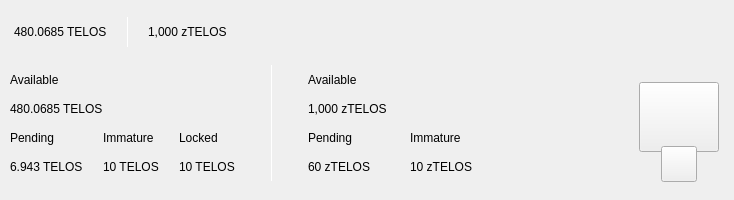
Before: the Qt Designer form src/qt/papara/forms/topbar.ui in phoenixkonsole/papara, drawn with Qt 5.
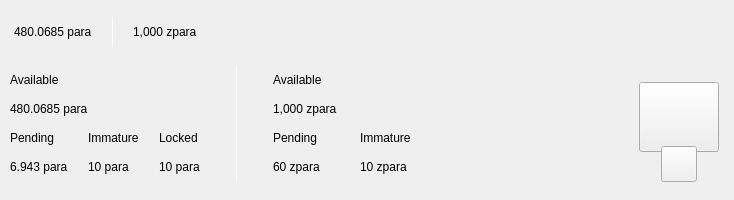
After: the same form once the commit is applied. Custom widgets are drawn as their Qt base class.

Patch:
```diff
--- a/src/qt/papara/forms/topbar.ui
+++ b/src/qt/papara/forms/topbar.ui
@@ -119,7 +119,7 @@
                <string notr="true">padding:0px;margin:0px;</string>
               </property>
               <property name="text">
-               <string>480.0685 TELOS</string>
+               <string>480.0685 para</string>
               </property>
              </widget>
             </item>
@@ -188,7 +188,7 @@
                </size>
               </property>
               <property name="text">
-               <string>1,000 zTELOS</string>
+               <string>1,000 zpara</string>
               </property>
              </widget>
             </item>
@@ -388,7 +388,7 @@
                <item>
                 <widget class="QLabel" name="labelAmountPiv">
                  <property name="text">
-                  <string>480.0685 TELOS</string>
+                  <string>480.0685 para</string>
                  </property>
                 </widget>
                </item>
@@ -411,7 +411,7 @@
                  <item>
                   <widget class="QLabel" name="labelPendingPiv">
                    <property name="text">
-                    <string>6.943 TELOS</string>
+                    <string>6.943 para</string>
                    </property>
                   </widget>
                  </item>
@@ -445,7 +445,7 @@
                  <item>
                   <widget class="QLabel" name="labelImmaturePiv">
                    <property name="text">
-                    <string>10 TELOS</string>
+                    <string>10 para</string>
                    </property>
                   </widget>
                  </item>
@@ -479,7 +479,7 @@
                   <item>
                   <widget class="QLabel" name="labelAmountPivLocked">
                   <property name="text">
-                      <string>10 TELOS</string>
+                      <string>10 para</string>
                   </property>
                   </widget>
                   </item>
@@ -533,7 +533,7 @@
                <item>
                 <widget class="QLabel" name="labelAmountzTelos">
                  <property name="text">
-                  <string>1,000 zTELOS</string>
+                  <string>1,000 zpara</string>
                  </property>
                 </widget>
                </item>
@@ -556,7 +556,7 @@
                  <item>
                   <widget class="QLabel" name="labelPendingzTelos">
                    <property name="text">
-                    <string>60 zTELOS</string>
+                    <string>60 zpara</string>
                    </property>
                   </widget>
                  </item>
@@ -590,7 +590,7 @@
                  <item>
                   <widget class="QLabel" name="labelImmaturezTelos">
                    <property name="text">
-                    <string>10 zTELOS</string>
+                    <string>10 zpara</string>
                    </property>
                   </widget>
                  </item>
```
Left out of the diff: 8 changed lines with no effect on the pictures.
